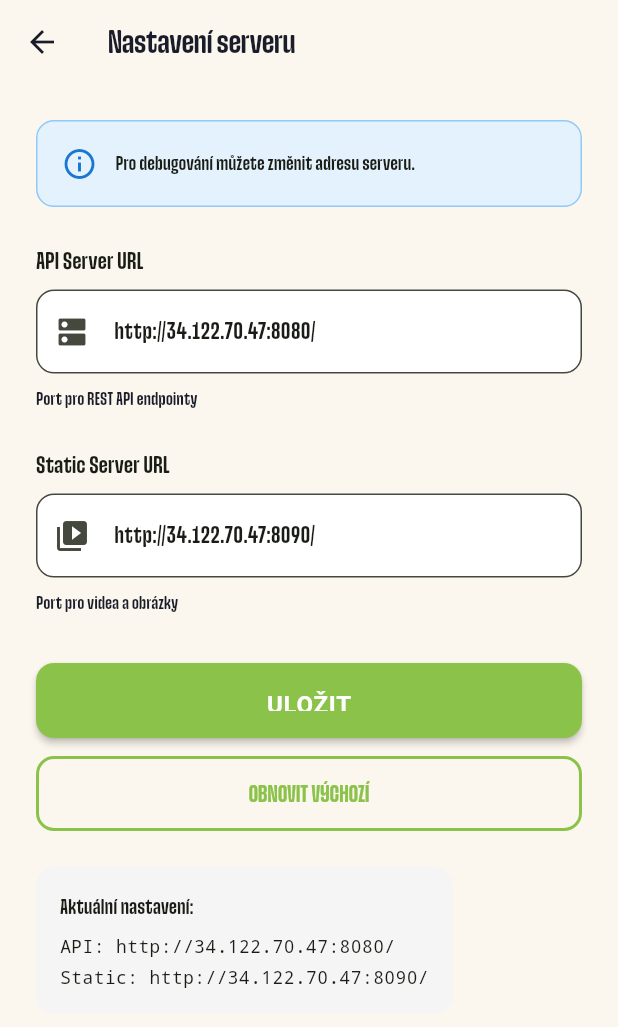
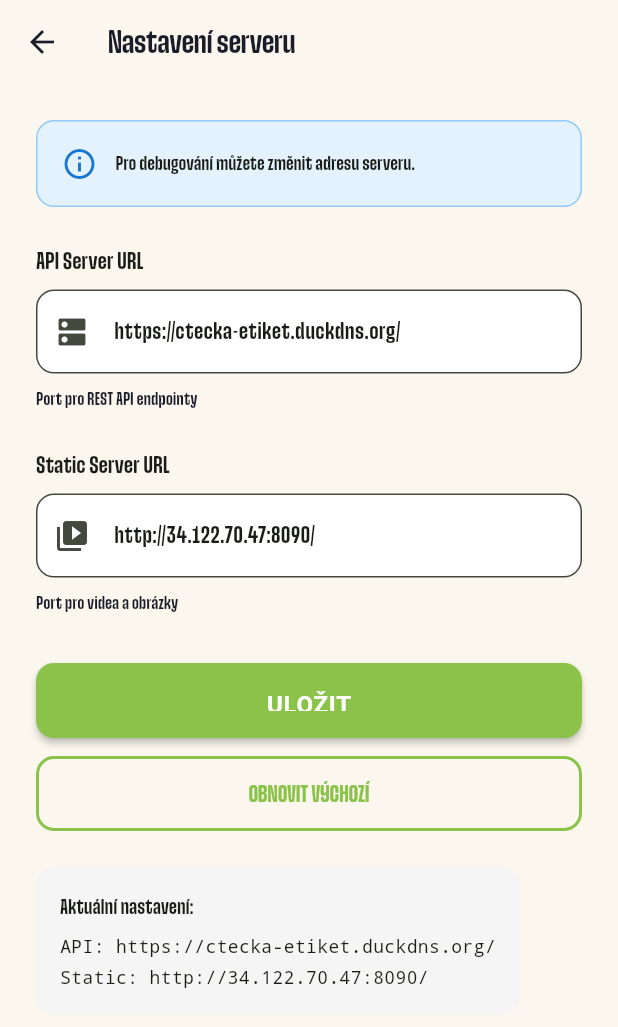
Before and after one commit to Matej-Straka/Maturitni_Projekt, a Flutter app: the SettingsPage screen opened directly, on a phone screen of 412 x 824 dp. Shown: the top 1027 px of the screen. Run offline on Flutter 3.47's test engine with Material 3 defaults, Android fonts, the phone set to English and light mode, and no system bars; our stand-ins replace chewie, file_picker, qr_flutter, shared_preferences, video_player; missing offline and left inert: bcrypt, qr_code_scanner, serverpod, serverpod_client, serverpod_flutter; accounts and stored records are empty; statements that could not run were skipped.

Commit message:
prechod na https ale nefunguje static server

```diff
--- a/ctecka_etiket/ctecka_etiket_admin/lib/main.dart
+++ b/ctecka_etiket/ctecka_etiket_admin/lib/main.dart
@@ -8,8 +8,8 @@ import 'dart:io';
 import 'dart:convert';
 
 late final Client client;
-const serverUrl = String.fromEnvironment('SERVER_URL', defaultValue: 'http://34.122.70.47:8080/');
-const staticServerUrl = String.fromEnvironment('STATIC_SERVER_URL', defaultValue: 'http://34.122.70.47:8090');
+const serverUrl = String.fromEnvironment('SERVER_URL', defaultValue: 'https://ctecka-etiket.duckdns.org/');
+const staticServerUrl = String.fromEnvironment('STATIC_SERVER_URL', defaultValue: 'https://ctecka-etiket.duckdns.org');
 
 // Helper function to get full URL for media files
 String getMediaUrl(String url) {
--- a/ctecka_etiket/ctecka_etiket_flutter/lib/main.dart
+++ b/ctecka_etiket/ctecka_etiket_flutter/lib/main.dart
@@ -10,8 +10,8 @@ import 'package:shared_preferences/shared_preferences.dart';
 import 'theme/app_theme.dart';
 
 late Client client;
-String serverUrl = 'http://34.122.70.47:8080/';
-String staticServerUrl = 'http://34.122.70.47:8090/';
+String serverUrl = 'https://ctecka-etiket.duckdns.org/';
+String staticServerUrl = 'https://ctecka-etiket.duckdns.org/';
 
 // Helper function to get full URL for media files
 String getMediaUrl(String url) {
@@ -27,7 +27,7 @@ String getMediaUrl(String url) {
 // Load server settings from SharedPreferences
 Future<void> loadServerSettings() async {
   final prefs = await SharedPreferences.getInstance();
-  serverUrl = prefs.getString('serverUrl') ?? 'http://34.122.70.47:8080/';
+  serverUrl = prefs.getString('serverUrl') ?? 'https://ctecka-etiket.duckdns.org/';
   staticServerUrl =
       prefs.getString('staticServerUrl') ?? 'http://34.122.70.47:8090/';
 }
```
Also changed, not shown: 2 other files.
